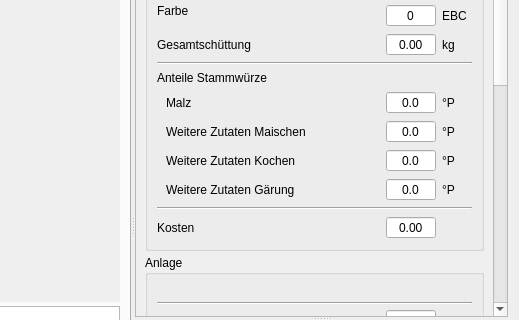
Qt form kleiner-brauhelfer/tabrezept.ui (kleiner-brauhelfer/kleiner-brauhelfer-2) before a commit; both pictures show x 567 to 1086 and y 132 to 452 of the 1086 by 714 pixel window.
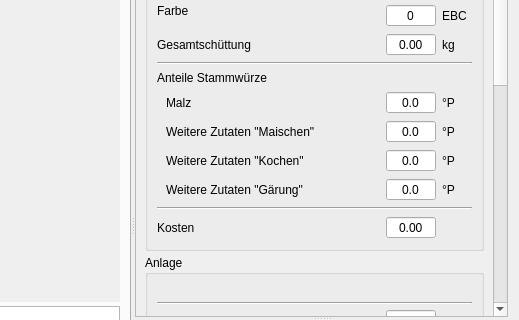
The same form after that commit. The open tabs and pages were chosen to show the change. Custom widgets are drawn as their Qt base class.

Commit message: Zielstammwürze bei Kochbeginn mit/ohne weiteren Zutaten "Kochen" separat aufgeführt

The edit to the form file:
```diff
--- a/kleiner-brauhelfer/tabrezept.ui
+++ b/kleiner-brauhelfer/tabrezept.ui
@@ -1554,7 +1554,7 @@
                <item>
                 <widget class="QLabel" name="label_60">
                  <property name="text">
-                  <string>Weitere Zutaten Gärung</string>
+                  <string>Weitere Zutaten &quot;Gärung&quot;</string>
                  </property>
                 </widget>
                </item>
@@ -1662,7 +1662,7 @@
                <item>
                 <widget class="QLabel" name="label_56">
                  <property name="text">
-                  <string>Weitere Zutaten Maischen</string>
+                  <string>Weitere Zutaten &quot;Maischen&quot;</string>
                  </property>
                 </widget>
                </item>
@@ -1749,7 +1749,7 @@
                <item>
                 <widget class="QLabel" name="label_58">
                  <property name="text">
-                  <string>Weitere Zutaten Kochen</string>
+                  <string>Weitere Zutaten &quot;Kochen&quot;</string>
                  </property>
                 </widget>
                </item>
@@ -2832,16 +2832,16 @@
   </layout>
  </widget>
  <customwidgets>
-  <customwidget>
-   <class>ComboBox</class>
-   <extends>QComboBox</extends>
-   <header>widgets/combobox.h</header>
-  </customwidget>
   <customwidget>
    <class>DoubleSpinBox</class>
    <extends>QDoubleSpinBox</extends>
    <header>widgets/doublespinbox.h</header>
   </customwidget>
+  <customwidget>
+   <class>ComboBox</class>
+   <extends>QComboBox</extends>
+   <header>widgets/combobox.h</header>
+  </customwidget>
   <customwidget>
    <class>SpinBox</class>
    <extends>QSpinBox</extends>
```
Left out of the diff: 28 changed lines with no effect on the pictures. The commit also changes 9 other files.
